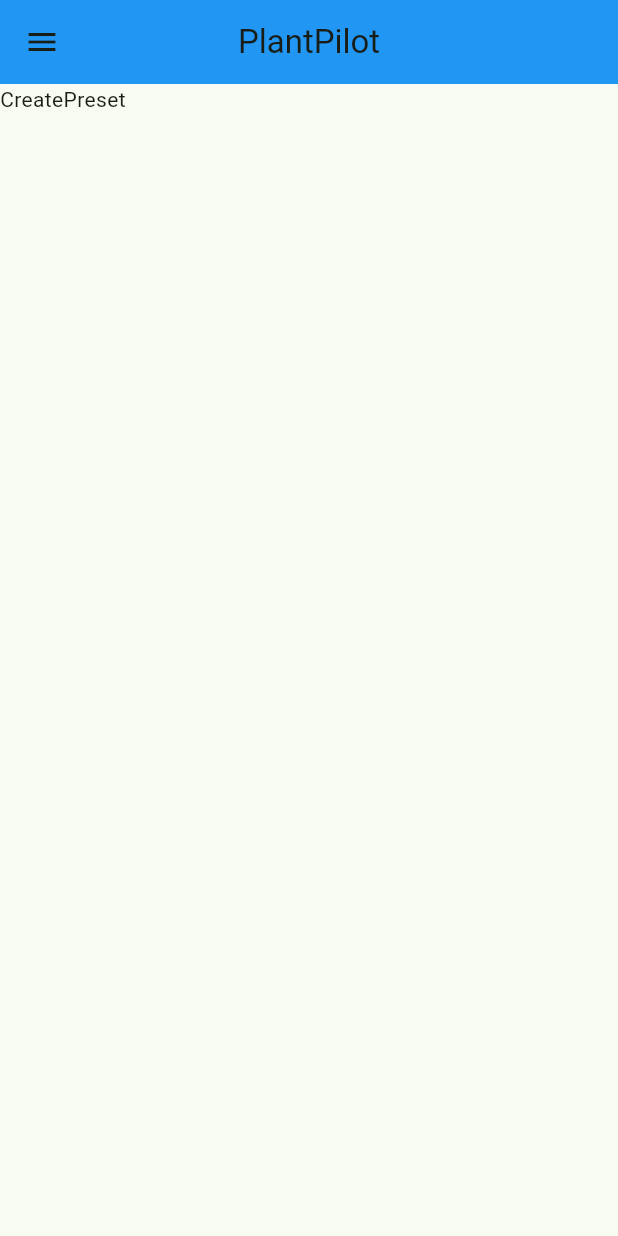
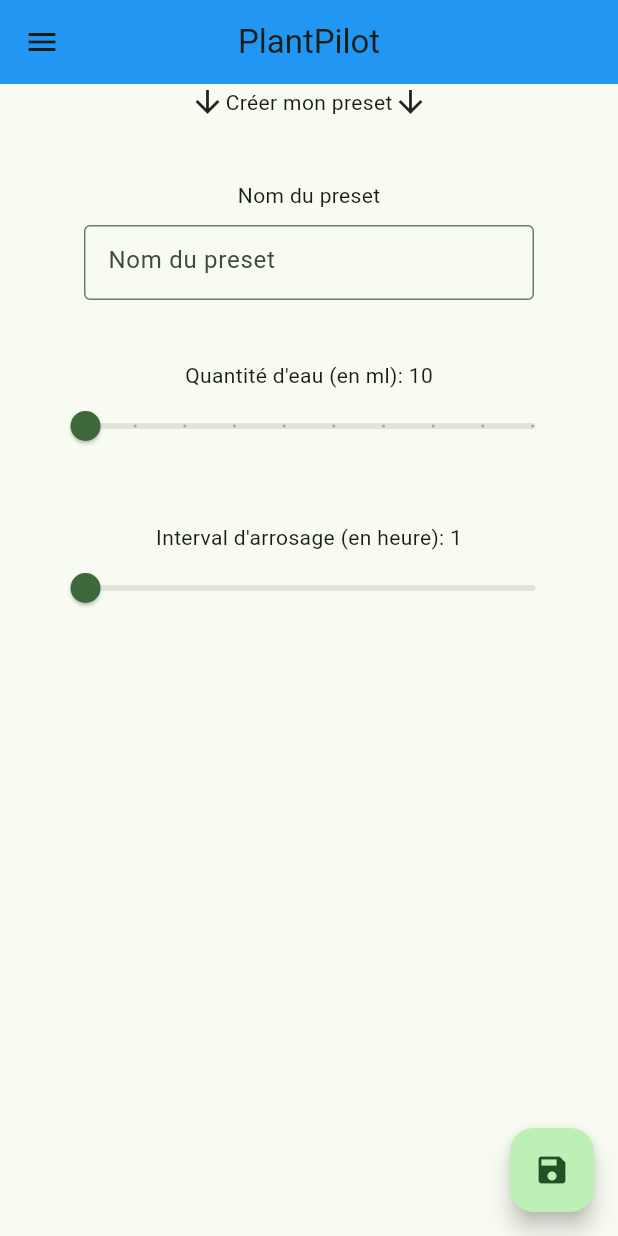
Before and after one commit to clement-dsvs/PlantPilotMobileApp, a Flutter app: the CreatePreset screen opened directly, on a phone screen of 412 x 824 dp. Run offline on Flutter 3.47's test engine with Material 3 defaults, Android fonts, the phone set to English and light mode, and no system bars.

Commit message:
HT - Ajout sémantique page création de preset et sauvegarde

```diff
--- a/lib/main.dart
+++ b/lib/main.dart
@@ -1,4 +1,5 @@
 import 'package:flutter/material.dart';
+
 // import 'package:flutter/cupertino.dart';
 import 'package:provider/provider.dart';
 import 'package:plantpilot_mobile_app/tools.dart';
@@ -189,50 +190,52 @@ class HomePage extends StatelessWidget {
     List<Widget> menuTile = [];
     for (final item in data.plantPilot) {
       plantPilot.add(Card(
-          shape: RoundedRectangleBorder(
-              borderRadius: BorderRadius.circular(50)),
+          shape:
+          RoundedRectangleBorder(borderRadius: BorderRadius.circular(50)),
           child: ListTile(
-            shape: RoundedRectangleBorder(
-                borderRadius: BorderRadius.circular(50)),
+            shape:
+            RoundedRectangleBorder(borderRadius: BorderRadius.circular(50)),
             tileColor: item["status"]! == "active"
                 ? Colors.green[300]
                 : Colors.grey[300],
-            leading: Icon(item["status"]! == "active"
-                ? Icons.check_circle
-                : Icons.close),
+            leading: Icon(
+                item["status"]! == "active" ? Icons.check_circle : Icons.close),
             title: Text("PlantPilot ID : ${item["id"]!}",
                 style: const TextStyle(
                   fontSize: 18,
                   fontWeight: FontWeight.bold,
                 )),
             subtitle: Text("Dernier message : ${item["last_message"]!}",
-                style: const TextStyle(
-                    fontSize: 12, fontStyle: FontStyle.italic)),
+                style:
+                const TextStyle(fontSize: 12, fontStyle: FontStyle.italic)),
             onTap: () {
               Navigator.push(
                   context,
                   MaterialPageRoute(
                       builder: (context) => ItemDetailPage(item: item)));
             },
-          )
-      ));
+          )));
     }
     for (final item in data.pots) {
       pots.add(Card(
+          shape:
+          RoundedRectangleBorder(borderRadius: BorderRadius.circular(30)),
+          child: ListTile(
               shape: RoundedRectangleBorder(
                   borderRadius: BorderRadius.circular(30)),
-          child: ListTile(
-              shape:
-              RoundedRectangleBorder(borderRadius: BorderRadius.circular(30)),
-              tileColor:
-              item["status"]! == "active" ? Colors.blue[100] : Colors.red[100],
-              leading: Icon(
-                  item["status"]! == "active" ? Icons.check_circle : Icons.close),
+              tileColor: item["status"]! == "active"
+                  ? Colors.blue[100]
+                  : Colors.red[100],
+              leading: Icon(item["status"]! == "active"
+                  ? Icons.check_circle
+                  : Icons.close),
               title: Text(
-                  style: const TextStyle(fontSize: 16, fontWeight: FontWeight.bold),
+                  style: const TextStyle(
+                      fontSize: 16, fontWeight: FontWeight.bold),
                   "Identifiant pot : ${item["id"]!}"),
               subtitle: Text(
-                  style: const TextStyle(fontSize: 12, fontStyle: FontStyle.italic),
+                  style: const TextStyle(
+                      fontSize: 12, fontStyle: FontStyle.italic),
                   "Niveau d'eau : ${item['water_level']}\nNiveau de batterie : ${item["battery_level"]}\nID PlantPilot : ${item["plantpilot_id"]}\nDernière action : ${item["last_usage"]!}"),
               onTap: () {
                 Navigator.push(
@@ -246,10 +249,11 @@ class HomePage extends StatelessWidget {
       var icon = item.values.first["icon"];
       Widget page = item.values.first["page"] as Widget;
       menuTile.add(Card(
-          shape: RoundedRectangleBorder(
-              borderRadius: BorderRadius.circular(50)),
+          shape:
+          RoundedRectangleBorder(borderRadius: BorderRadius.circular(50)),
           child: ListTile(
-            shape: RoundedRectangleBorder(borderRadius: BorderRadius.circular(50)),
+            shape:
+            RoundedRectangleBorder(borderRadius: BorderRadius.circular(50)),
             tileColor: Colors.grey[300],
             leading: icon,
             title: Text(key, textAlign: TextAlign.right),
@@ -261,8 +265,7 @@ class HomePage extends StatelessWidget {
               Navigator.push(
                   context, MaterialPageRoute(builder: (context) => page));
             },
-          )
-      ));
+          )));
     }
     return Scaffold(
         appBar: AppBar(
@@ -289,7 +292,9 @@ class HomePage extends StatelessWidget {
               crossAxisAlignment: CrossAxisAlignment.center,
               children: <Widget>[
                 const Center(
-                    child: Row(mainAxisAlignment: MainAxisAlignment.center, children: [
+                    child: Row(
+                        mainAxisAlignment: MainAxisAlignment.center,
+                        children: [
                           Icon(Icons.arrow_downward),
                           Text("Mes PlantPilot"),
                           Icon(Icons.arrow_downward)
@@ -299,7 +304,9 @@ class HomePage extends StatelessWidget {
                   [Divider(color: Colors.grey[400])] +
                   <Widget>[
                     const Center(
-                        child: Row(mainAxisAlignment: MainAxisAlignment.center, children: [
+                        child: Row(
+                            mainAxisAlignment: MainAxisAlignment.center,
+                            children: [
                               Icon(Icons.arrow_downward),
                               Text("Mes pots de fleurs"),
                               Icon(Icons.arrow_downward)
@@ -317,10 +324,10 @@ class HomePage extends StatelessWidget {
   }
 }
 
-class ItemDetailPage extends StatelessWidget {
-  Map<String, Object> item;
+class ItemDetailPage extends StatefulWidget {
+  final Map<String, Object> item;
 
-  ItemDetailPage({super.key, required this.item});
+  const ItemDetailPage({super.key, required this.item});
 
   static const pageItems = [
     {
@@ -341,19 +348,25 @@ class ItemDetailPage extends StatelessWidget {
   ];
 
   @override
+  State<ItemDetailPage> createState() => _ItemDetailPageState();
+}
+
+class _ItemDetailPageState extends State<ItemDetailPage> {
+  @override
   Widget build(BuildContext context) {
     List<Widget> menuTile = [];
     List<Widget> diplayedItem = [];
     List<DropdownMenuEntry> presets = [];
-    for (final item in pageItems) {
+    for (final item in ItemDetailPage.pageItems) {
       var key = item.keys.first;
       var icon = item.values.first["icon"];
       Widget page = item.values.first["page"] as Widget;
       menuTile.add(Card(
-          shape: RoundedRectangleBorder(
-              borderRadius: BorderRadius.circular(50)),
+          shape:
+          RoundedRectangleBorder(borderRadius: BorderRadius.circular(50)),
           child: ListTile(
-            shape: RoundedRectangleBorder(borderRadius: BorderRadius.circular(50)),
+            shape:
+            RoundedRectangleBorder(borderRadius: BorderRadius.circular(50)),
             tileColor: Colors.grey[300],
             leading: icon,
             title: Text(key, textAlign: TextAlign.right),
@@ -365,32 +378,31 @@ class ItemDetailPage extends StatelessWidget {
               Navigator.push(
                   context, MaterialPageRoute(builder: (context) => page));
             },
-          )
-      ));
+          )));
     }
-    if (item["type"] == "base") {
+    if (widget.item["type"] == "base") {
       diplayedItem.add(const Center(
           child: Row(mainAxisAlignment: MainAxisAlignment.center, children: [
             Icon(Icons.arrow_downward),
             Text("Détails de mon PlantPilot"),
             Icon(Icons.arrow_downward)
-          ])
-      ));
+          ])));
       diplayedItem.add(ListTile(
           shape:
           RoundedRectangleBorder(borderRadius: BorderRadius.circular(50)),
-          tileColor: item["status"]! == "active"
+          tileColor: widget.item["status"]! == "active"
               ? Colors.green[300]
               : Colors.grey[300],
-          leading: Icon(
-              item["status"]! == "active" ? Icons.check_circle : Icons.close),
-          title: Text("PlantPilot ID : ${item["id"]!}",
+          leading: Icon(widget.item["status"]! == "active"
+              ? Icons.check_circle
+              : Icons.close),
+          title: Text("PlantPilot ID : ${widget.item["id"]!}",
               style: const TextStyle(
                 fontSize: 18,
                 fontWeight: FontWeight.bold,
               )),
           subtitle: Text(
-              "Statut : ${item["status"] == "active" ? "Actif" : "Inactif"}\nDernier message : ${item["last_message"]!}",
+              "Statut : ${widget.item["status"] == "active" ? "Actif" : "Inactif"}\nDernier message : ${widget.item["last_message"]!}",
               style:
               const TextStyle(fontSize: 12, fontStyle: FontStyle.italic))));
       diplayedItem.add(Divider(color: Colors.grey[400]));
@@ -399,10 +411,9 @@ class ItemDetailPage extends StatelessWidget {
             Icon(Icons.arrow_downward),
             Text("Détails des pots associés"),
             Icon(Icons.arrow_downward)
-          ])
-      ));
+          ])));
       for (final element in data.pots) {
-        if (item["id"] == element["plantpilot_id"]) {
+        if (widget.item["id"] == element["plantpilot_id"]) {
           diplayedItem.add(Card(
               shape: RoundedRectangleBorder(
                   borderRadius: BorderRadius.circular(30)),
@@ -427,46 +438,47 @@ class ItemDetailPage extends StatelessWidget {
                     Navigator.push(
                         context,
                         MaterialPageRoute(
-                            builder: (context) => ItemDetailPage(item: element)));
-                  })
-          ));
+                            builder: (context) =>
+                                ItemDetailPage(item: element)));
+                  })));
         }
       }
-    } else if (item["type"] == "pot") {
+    } else if (widget.item["type"] == "pot") {
       diplayedItem.add(const Center(
           child: Row(mainAxisAlignment: MainAxisAlignment.center, children: [
             Icon(Icons.arrow_downward),
             Text("Détails de mon pot de fleur"),
             Icon(Icons.arrow_downward)
-          ])
-      ));
+          ])));
       diplayedItem.add(Card(
+          shape:
+          RoundedRectangleBorder(borderRadius: BorderRadius.circular(30)),
+          child: ListTile(
               shape: RoundedRectangleBorder(
                   borderRadius: BorderRadius.circular(30)),
-          child: ListTile(
-              shape:
-              RoundedRectangleBorder(borderRadius: BorderRadius.circular(30)),
-              tileColor:
-              item["status"]! == "active" ? Colors.blue[100] : Colors.red[100],
-              leading: Icon(
-                  item["status"]! == "active" ? Icons.check_circle : Icons.close),
+              tileColor: widget.item["status"]! == "active"
+                  ? Colors.blue[100]
+                  : Colors.red[100],
+              leading: Icon(widget.item["status"]! == "active"
+                  ? Icons.check_circle
+                  : Icons.close),
               title: Text(
-                  style: const TextStyle(fontSize: 16, fontWeight: FontWeight.bold),
-                  "Identifiant pot : ${item["id"]!}"),
+                  style: const TextStyle(
+                      fontSize: 16, fontWeight: FontWeight.bold),
+                  "Identifiant pot : ${widget.item["id"]!}"),
               subtitle: Text(
-                  style: const TextStyle(fontSize: 12, fontStyle: FontStyle.italic),
-                  "Niveau d'eau : ${item['water_level']}\nNiveau de batterie : ${item["battery_level"]}\nID PlantPilot : ${item["plantpilot_id"]}\nDernière action : ${item["last_usage"]!}"),
-              onTap: () {})
-      ));
+                  style: const TextStyle(
+                      fontSize: 12, fontStyle: FontStyle.italic),
+                  "Niveau d'eau : ${widget.item['water_level']}\nNiveau de batterie : ${widget.item["battery_level"]}\nID PlantPilot : ${widget.item["plantpilot_id"]}\nDernière action : ${widget.item["last_usage"]!}"),
+              onTap: () {})));
       diplayedItem.add(Divider(color: Colors.grey[300]));
-      diplayedItem.add(Column(
-          children: [const Text("Choisissez un preset à associer au pot"),
+      diplayedItem.add(Column(children: [
+        const Text("Choisissez un preset à associer au pot"),
         DropdownMenu(
           dropdownMenuEntries: presets,
         ),
         TextButton(
-                style: TextButton.styleFrom(
-                    backgroundColor: Colors.blue[50]),
+            style: TextButton.styleFrom(backgroundColor: Colors.blue[50]),
             onPressed: () {
               throw UnimplementedError("A dev");
             },
@@ -502,10 +514,9 @@ class ItemDetailPage extends StatelessWidget {
               crossAxisAlignment: CrossAxisAlignment.center,
               children: diplayedItem),
         ),
-        floatingActionButton: item["type"] == "pot"
+        floatingActionButton: widget.item["type"] == "pot"
             ? FloatingActionButton(
-          onPressed: () => {
-          },
+          onPressed: () => {},
           tooltip: 'Sauvegarder le preset associé',
           child: const Icon(Icons.save),
         )
@@ -542,10 +553,11 @@ class PresetsPage extends StatelessWidget {
       var icon = item.values.first["icon"];
       Widget page = item.values.first["page"] as Widget;
       menuTile.add(Card(
-          shape: RoundedRectangleBorder(
-              borderRadius: BorderRadius.circular(50)),
+          shape:
+          RoundedRectangleBorder(borderRadius: BorderRadius.circular(50)),
           child: ListTile(
-            shape: RoundedRectangleBorder(borderRadius: BorderRadius.circular(50)),
+            shape:
+            RoundedRectangleBorder(borderRadius: BorderRadius.circular(50)),
             tileColor: Colors.grey[300],
             leading: icon,
             title: Text(key, textAlign: TextAlign.right),
@@ -557,8 +569,7 @@ class PresetsPage extends StatelessWidget {
               Navigator.push(
                   context, MaterialPageRoute(builder: (context) => page));
             },
-          )
-      ));
+          )));
     }
     return Scaffold(
         appBar: AppBar(
@@ -584,7 +595,8 @@ class PresetsPage extends StatelessWidget {
               mainAxisAlignment: MainAxisAlignment.center,
               crossAxisAlignment: CrossAxisAlignment.center,
               children: <Widget>[
-                const Row(mainAxisAlignment: MainAxisAlignment.center,
+                const Row(
+                    mainAxisAlignment: MainAxisAlignment.center,
                     children: [
                       Icon(Icons.arrow_downward),
                       Text("Mes Presets"),
@@ -609,29 +621,23 @@ class PresetsPage extends StatelessWidget {
                           onTap: () {
                             /*Navigator.push(context,
                               MaterialPageRoute(builder: (context) => ItemDetailPage(item: item)));*/
-                          })
-                  )
-              ]
-          ),
+                          }))
+              ]),
         ),
         floatingActionButton: FloatingActionButton(
           onPressed: () => {
-            Navigator.push(
-              context,
-              MaterialPageRoute(
-                builder: (context) =>
-                const CreatePreset()))
+            Navigator.push(context,
+                MaterialPageRoute(builder: (context) => const CreatePreset()))
           },
           tooltip: 'Créer un nouveau preset',
           child: const Icon(Icons.add),
-        )
-    );
+        ));
   }
 }
 
+class CreatePreset extends StatefulWidget {
+  const CreatePreset({super.key});
 
-class CreatePreset extends StatelessWidget {
-  const CreatePreset({super.key});
   static const pageItems = [
     {
       "Dashboard": {"icon": Icon(Icons.home), "page": HomePage()}
@@ -651,17 +657,32 @@ class CreatePreset extends StatelessWidget {
   ];
 
   @override
+  State<CreatePreset> createState() => _CreatePresetState();
+}
+
+class _CreatePresetState extends State<CreatePreset> {
+  String presetName = "";
+
+  //String password = "";
+  final presetNameController = TextEditingController();
+
+  //final passwordController = TextEditingController();
+  double _sliderQuantityValue = 10;
+  double _sliderIntervalValue = 1;
+
+  @override
   Widget build(BuildContext context) {
     List<Widget> menuTile = [];
-    for (final item in pageItems) {
+    for (final item in CreatePreset.pageItems) {
       var key = item.keys.first;
       var icon = item.values.first["icon"];
       Widget page = item.values.first["page"] as Widget;
       menuTile.add(Card(
-          shape: RoundedRectangleBorder(
-              borderRadius: BorderRadius.circular(50)),
+          shape:
+          RoundedRectangleBorder(borderRadius: BorderRadius.circular(50)),
           child: ListTile(
-            shape: RoundedRectangleBorder(borderRadius: BorderRadius.circular(50)),
+            shape:
+            RoundedRectangleBorder(borderRadius: BorderRadius.circular(50)),
             tileColor: Colors.grey[300],
             leading: icon,
             title: Text(key, textAlign: TextAlign.right),
@@ -673,8 +694,7 @@ class CreatePreset extends StatelessWidget {
               Navigator.push(
                   context, MaterialPageRoute(builder: (context) => page));
             },
-          )
-      ));
+          )));
     }
     return Scaffold(
       appBar: AppBar(
@@ -699,12 +719,84 @@ class CreatePreset extends StatelessWidget {
         child: Column(
           mainAxisAlignment: MainAxisAlignment.center,
           crossAxisAlignment: CrossAxisAlignment.center,
-            children: <Widget>[Text(runtimeType.toString())],
+          children: <Widget>[
+            const Row(mainAxisAlignment: MainAxisAlignment.center, children: [
+              Icon(Icons.arrow_downward),
+              Text("Créer mon preset"),
+              Icon(Icons.arrow_downward)
+            ]),
+            const Padding(padding: EdgeInsets.all(20)),
+            Text("Nom du preset"),
+            const Padding(padding: EdgeInsets.all(5)),
+            SizedBox(
+              height: 50,
+              width: 300,
+              child: TextField(
+                controller: presetNameController,
+                decoration: const InputDecoration(
+                  border: OutlineInputBorder(),
+                  hintText: "Nom du preset",
                 ),
+              ),
+            ),
+            const Padding(padding: EdgeInsets.all(20)),
+            Text("Quantité d'eau (en ml): ${_sliderQuantityValue.round()}"),
+            SizedBox(
+              width: 350,
+              child: Slider(
+                value: _sliderQuantityValue,
+                min: 10,
+                max: 100,
+                divisions: 9,
+                label: _sliderQuantityValue.round().toString(),
+                onChanged: (double value) {
+                  setState(() {
+                    _sliderQuantityValue = value;
+                  });
+                },
+              ),
+            ),
+            const Padding(padding: EdgeInsets.all(20)),
+            Text(
+                "Interval d'arrosage (en heure): ${_sliderIntervalValue.round()}"),
+            SizedBox(
+                width: 350,
+                child: Slider(
+                  value: _sliderIntervalValue,
+                  min: 1,
+                  max: 72,
+                  divisions: 71,
+                  label: _sliderIntervalValue.round().toString(),
+                  onChanged: (double value) {
+                    setState(() {
+                      _sliderIntervalValue = value;
+                    });
+                  },
+                )),
+          ],
+        ),
+      ),
+      floatingActionButton: FloatingActionButton(
+          onPressed: () => {
+          data.presets.add(
+          {
+            "id": "789",
+            "preset_name": presetNameController.text,
+            "created_by": data.account["username"] as String,
+            "created_at": DateTime.now(),
+            "parameters": {
+              "water_quantity": _sliderQuantityValue,
+              "interval": _sliderIntervalValue
+            }
+          }
+          ),
+          print(data.presets.last)
+    },
+      tooltip: 'Sauvegarder le preset',
+      child: const Icon(Icons.save),
     ));
   }
 }
-
 
 class ForumPage extends StatelessWidget {
   const ForumPage({super.key});
@@ -735,10 +827,11 @@ class ForumPage extends StatelessWidget {
       var icon = item.values.first["icon"];
       Widget page = item.values.first["page"] as Widget;
       menuTile.add(Card(
-          shape: RoundedRectangleBorder(
-              borderRadius: BorderRadius.circular(50)),
+          shape:
+          RoundedRectangleBorder(borderRadius: BorderRadius.circular(50)),
           child: ListTile(
-            shape: RoundedRectangleBorder(borderRadius: BorderRadius.circular(50)),
+            shape:
+            RoundedRectangleBorder(borderRadius: BorderRadius.circular(50)),
             tileColor: Colors.grey[300],
             leading: icon,
             title: Text(key, textAlign: TextAlign.right),
@@ -750,8 +843,7 @@ class ForumPage extends StatelessWidget {
               Navigator.push(
                   context, MaterialPageRoute(builder: (context) => page));
             },
-          )
-      ));
+          )));
     }
     return Scaffold(
         appBar: AppBar(
@@ -840,10 +932,11 @@ class AccountPage extends StatelessWidget {
       var icon = item.values.first["icon"];
       Widget page = item.values.first["page"] as Widget;
       menuTile.add(Card(
-          shape: RoundedRectangleBorder(
-              borderRadius: BorderRadius.circular(50)),
+          shape:
+          RoundedRectangleBorder(borderRadius: BorderRadius.circular(50)),
           child: ListTile(
-            shape: RoundedRectangleBorder(borderRadius: BorderRadius.circular(50)),
+            shape:
+            RoundedRectangleBorder(borderRadius: BorderRadius.circular(50)),
             tileColor: Colors.grey[300],
             leading: icon,
             title: Text(key, textAlign: TextAlign.right),
@@ -855,8 +948,7 @@ class AccountPage extends StatelessWidget {
               Navigator.push(
                   context, MaterialPageRoute(builder: (context) => page));
             },
-          )
-      ));
+          )));
     }
     return Scaffold(
         appBar: AppBar(
```
Lines whose indentation alone changed are shown as unchanged.
